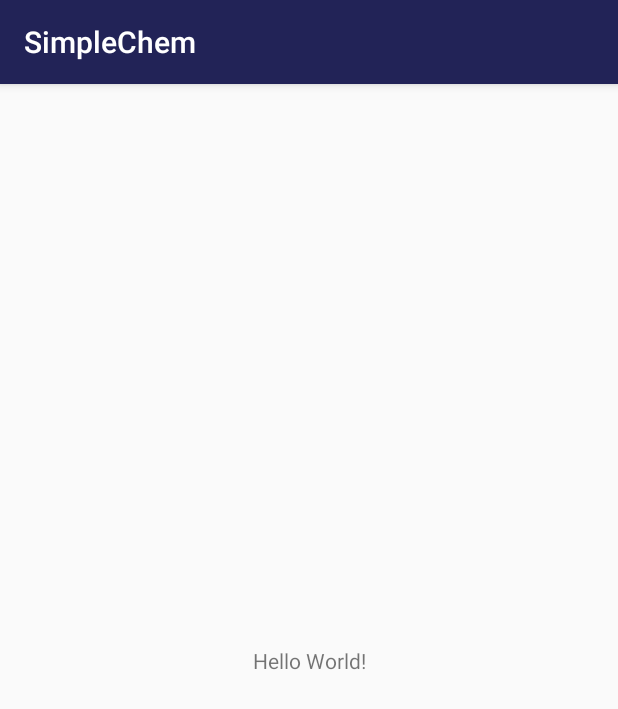
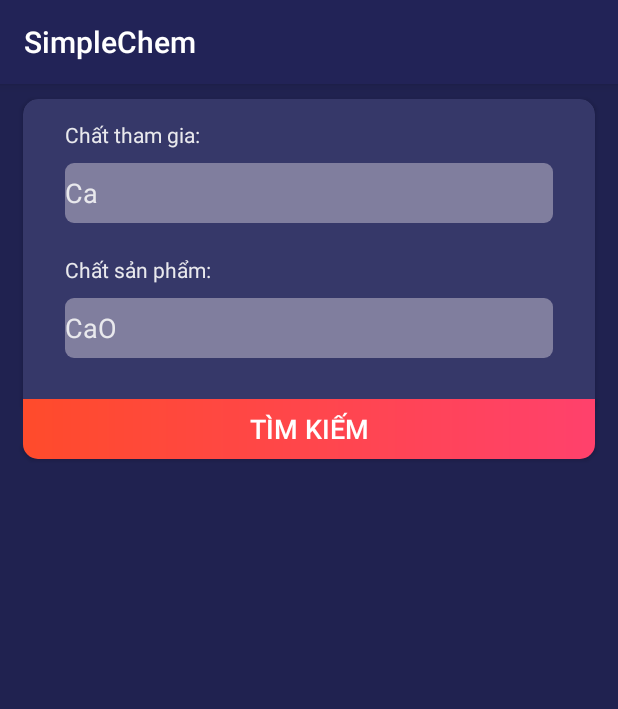
Before and after one commit to minhman318/SimpleChem, an Android app: the screen it shows after launch (MainActivity), on a phone screen of 412 x 824 dp. Shown: the top 709 px of the screen. Run offline under Robolectric (Android 15) with nearby library versions, the phone set to English and light mode, and no system bars.

Commit message:
Update main_activity layout, buttons style

```diff
--- /dev/null
+++ b/app/src/main/res/drawable/gradient_button.xml
@@ -0,0 +1,10 @@
+<shape xmlns:android="http://schemas.android.com/apk/res/android"
+    android:shape="rectangle">
+    <gradient
+        android:startColor="@color/gradient_start"
+        android:endColor="@color/gradient_end"
+        android:angle="180" />
+    <corners
+        android:bottomLeftRadius="10dp"
+        android:bottomRightRadius="10dp"/>
+</shape>
--- a/app/src/main/res/layout/activity_main.xml
+++ b/app/src/main/res/layout/activity_main.xml
@@ -1,18 +1,70 @@
 <?xml version="1.0" encoding="utf-8"?>
-<android.support.constraint.ConstraintLayout xmlns:android="http://schemas.android.com/apk/res/android"
+<RelativeLayout xmlns:android="http://schemas.android.com/apk/res/android"
     xmlns:app="http://schemas.android.com/apk/res-auto"
-    xmlns:tools="http://schemas.android.com/tools"
+    android:background="@color/colorPrimaryDark"
     android:layout_width="match_parent"
-    android:layout_height="match_parent"
-    tools:context=".MainActivity">
+    android:layout_height="match_parent">
 
-    <TextView
-        android:layout_width="wrap_content"
-        android:layout_height="wrap_content"
-        android:text="Hello World!"
-        app:layout_constraintBottom_toBottomOf="parent"
-        app:layout_constraintLeft_toLeftOf="parent"
-        app:layout_constraintRight_toRightOf="parent"
-        app:layout_constraintTop_toTopOf="parent" />
+    <android.support.v7.widget.CardView
+        android:layout_width="match_parent"
+        android:layout_height="210dp"
+        app:cardCornerRadius="10dp"
+        android:layout_marginHorizontal="15dp"
+        android:layout_alignParentTop="true"
+        app:cardBackgroundColor="@color/colorAccent"
+        android:layout_centerHorizontal="true"
+        android:layout_marginTop="10dp">
+        <LinearLayout
+            android:layout_width="match_parent"
+            android:orientation="vertical"
+            android:layout_marginHorizontal="28dp"
+            android:layout_height="wrap_content">
+            <TextView
+                android:layout_width="wrap_content"
+                android:layout_height="wrap_content"
+                android:text="Chất tham gia:"
+                android:layout_marginTop="14dp"
+                android:textSize="14dp"
 
-</android.support.constraint.ConstraintLayout>
+                android:textColor="@color/textColor"/>
+            <EditText
+                android:layout_marginTop="9dp"
+                android:background="@drawable/rounded_edt"
+                android:text="Ca"
+                android:textSize="18dp"
+                android:height="40dp"
+                android:textColor="@color/textColor"
+                android:layout_width="match_parent"
+                android:layout_height="wrap_content" />
+            <TextView
+                android:layout_width="wrap_content"
+                android:layout_height="wrap_content"
+                android:text="Chất sản phẩm:"
+                android:layout_marginTop="21dp"
+                android:textSize="14dp"
+
+                android:textColor="@color/textColor"/>
+            <EditText
+                android:layout_marginTop="9dp"
+                android:background="@drawable/rounded_edt"
+                android:text="CaO"
+                android:textSize="18dp"
+                android:height="40dp"
+                android:textColor="@color/textColor"
+                android:layout_width="match_parent"
+                android:layout_height="wrap_content" />
+
+        </LinearLayout>
+
+    </android.support.v7.widget.CardView>
+    <Button
+        android:layout_width="match_parent"
+        android:layout_marginHorizontal="15dp"
+        android:background="@drawable/gradient_button"
+        android:layout_centerHorizontal="true"
+        android:layout_marginTop="210dp"
+        android:text="TÌM KIẾM"
+        android:textSize="18dp"
+        android:textColor="@android:color/white"
+        android:layout_height="40dp" />
+</RelativeLayout>
--- a/app/src/main/res/layout/introduction.xml
+++ b/app/src/main/res/layout/spash_screen.xml
@@ -11,6 +11,7 @@
         android:layout_centerVertical="true"
         android:textColor="@color/textColor"
         android:textSize="32dp"
+
         android:layout_height="wrap_content"/>
 
 </RelativeLayout>
--- a/app/src/main/res/values/colors.xml
+++ b/app/src/main/res/values/colors.xml
@@ -5,4 +5,6 @@
     <color name="colorAccent">#363869</color>
     <color name="textColor">#E9E9ED</color>
     <color name="edittextColor">#807E9E</color>
+    <color name="gradient_start">#FF416C</color>
+    <color name="gradient_end">#FF4B2B</color>
 </resources>
```
Also changed, not shown: app/src/main/res/drawable/gradient_ribbon.xml (added, +10 -0 lines), app/src/main/res/layout/home.xml (deleted, +0 -63 lines), app/src/main/res/layout/result_item.xml (added, +34 -0 lines).
